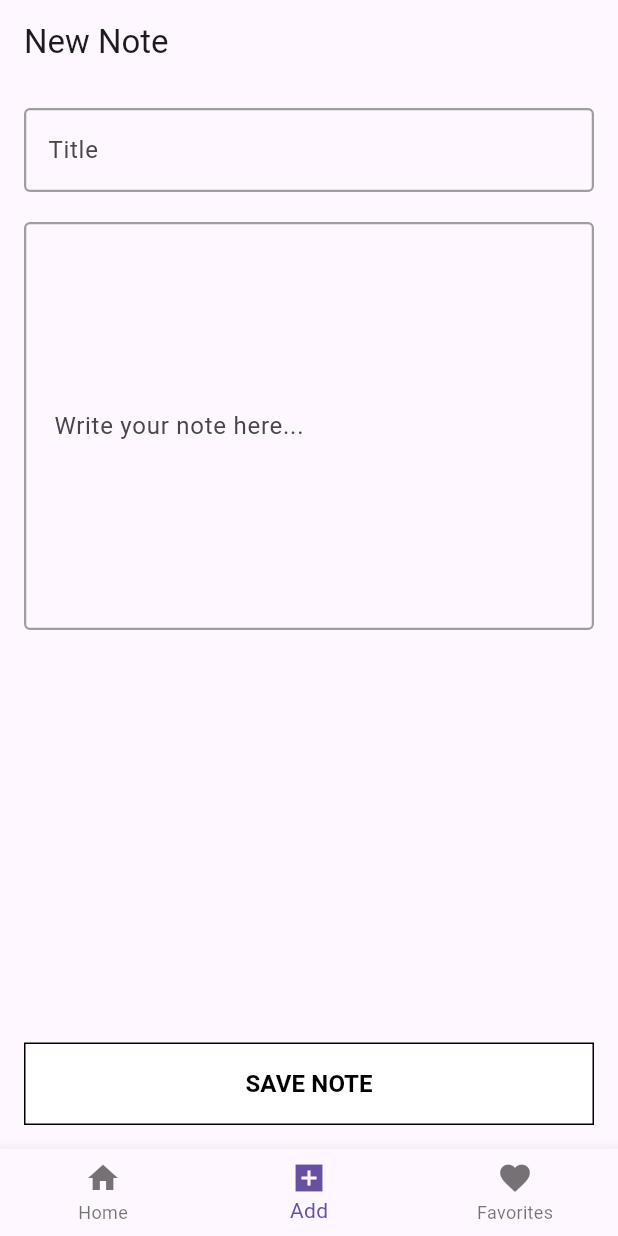
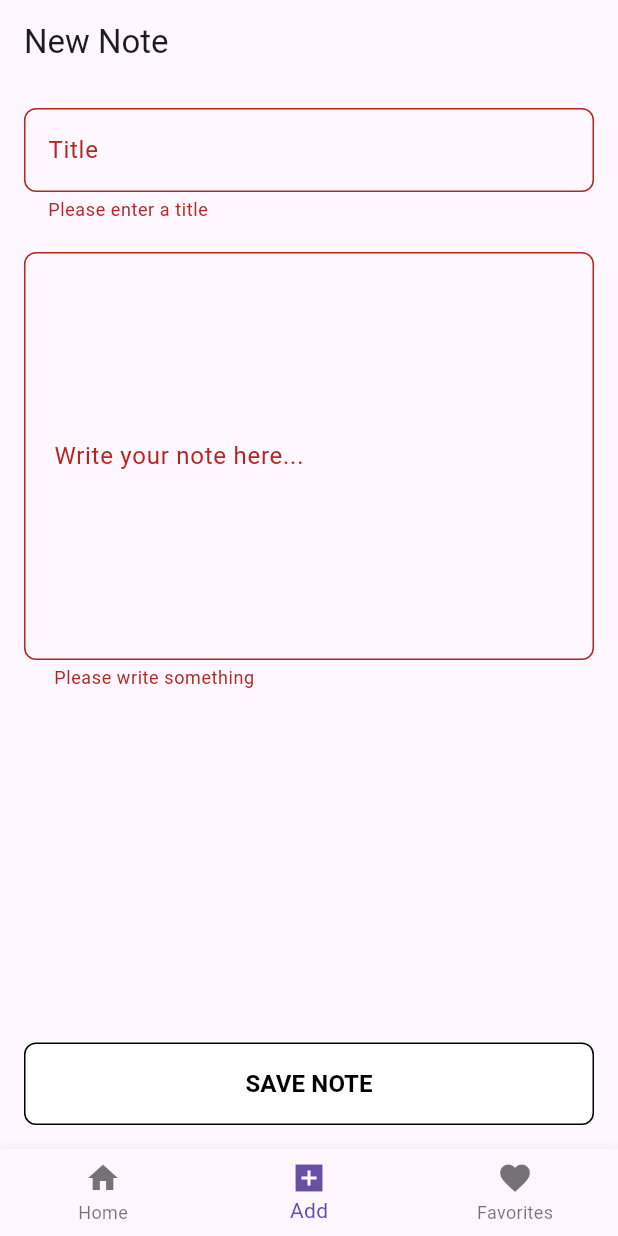
Before and after one commit to malaka96/note-application-mobile-app, a Flutter app: the screen it shows after launch, item 2 of the bottom bar chosen, after a tap on "SAVE NOTE", on a phone screen of 412 x 824 dp. Run offline on Flutter 3.47's test engine with Material 3 defaults, Android fonts, the phone set to English and light mode, and no system bars; network calls fail.

Commit message:
completed create note

```diff
--- a/lib/models/note.dart
+++ b/lib/models/note.dart
@@ -2,14 +2,15 @@ class Note {
   int id;
   String title;
   String body;
+  bool isFavorite;
 
-  Note({required this.id, required this.title, required this.body});
+  Note({required this.id, required this.title, required this.body, required this.isFavorite});
 
   factory Note.fromJson(Map<String, dynamic> json) {
-    return Note(id: json["id"], title: json["title"], body: json["body"]);
+    return Note(id: json["id"], title: json["title"], body: json["body"], isFavorite: json["favorite"]);
   }
 
   Map<String, dynamic> toJson() {
-    return {"id": id, "title": title, "body": body};
+    return {"id": id, "title": title, "body": body, "isFavorite": isFavorite};
   }
 }
--- a/lib/pages/add_page.dart
+++ b/lib/pages/add_page.dart
@@ -1,4 +1,5 @@
 import 'package:flutter/material.dart';
+import 'package:note_application_mobile_app/services/api_services.dart';
 
 class AddPage extends StatefulWidget {
   const AddPage({super.key});
@@ -20,10 +21,26 @@ class _AddPageState extends State<AddPage> {
     super.dispose();
   }
 
-
-
-  void _saveNote() {
-
+  Future<void> _saveNote() async {
+    if (_formKey.currentState?.validate() ?? false) {
+      try {
+        await ApiServices().createNote(
+          _titleController.text,
+          _bodyController.text,
+        );
+        _titleController.clear();
+        _bodyController.clear();
+        if (!mounted) return;
+        ScaffoldMessenger.of(
+          context,
+        ).showSnackBar(const SnackBar(content: Text("Note created")));
+      } catch (e) {
+        if (!mounted) return;
+        ScaffoldMessenger.of(context).showSnackBar(
+          const SnackBar(content: Text("Failed to create a new note")),
+        );
+      }
+    }
   }
 
   @override
@@ -42,21 +59,23 @@ class _AddPageState extends State<AddPage> {
                 controller: _titleController,
                 decoration: InputDecoration(
                   label: Text("Title"),
-                  hintStyle: TextStyle(color: Colors.grey[600]),
                   border: OutlineInputBorder(
                     borderSide: const BorderSide(
                       color: Colors.grey,
                       width: 1.5,
                     ),
+                    borderRadius: BorderRadius.circular(8),
                   ),
                   enabledBorder: OutlineInputBorder(
                     borderSide: const BorderSide(
                       color: Colors.grey,
                       width: 1.5,
                     ),
+                    borderRadius: BorderRadius.circular(8),
                   ),
                   focusedBorder: OutlineInputBorder(
                     borderSide: const BorderSide(color: Colors.black, width: 2),
+                    borderRadius: BorderRadius.circular(8),
                   ),
                 ),
                 validator: (value) {
@@ -82,18 +101,21 @@ class _AddPageState extends State<AddPage> {
                         color: Colors.grey,
                         width: 1.5,
                       ),
+                      borderRadius: BorderRadius.circular(8),
                     ),
                     enabledBorder: OutlineInputBorder(
                       borderSide: const BorderSide(
                         color: Colors.grey,
                         width: 1.5,
                       ),
+                      borderRadius: BorderRadius.circular(8),
                     ),
                     focusedBorder: OutlineInputBorder(
                       borderSide: const BorderSide(
                         color: Colors.black,
                         width: 1.5,
                       ),
+                      borderRadius: BorderRadius.circular(8),
                     ),
                     contentPadding: const EdgeInsets.all(16),
                   ),
@@ -116,6 +138,7 @@ class _AddPageState extends State<AddPage> {
                   padding: const EdgeInsets.symmetric(vertical: 16),
                   shape: RoundedRectangleBorder(
                     side: const BorderSide(color: Colors.black),
+                    borderRadius: BorderRadiusGeometry.circular(8),
                   ),
                 ),
                 onPressed: _saveNote,
--- a/lib/widgets/note_card.dart
+++ b/lib/widgets/note_card.dart
@@ -42,7 +42,10 @@ class NoteCard extends StatelessWidget {
     return Padding(
       padding: const EdgeInsets.symmetric(vertical: 8),
       child: Container(
-        decoration: BoxDecoration(border: Border.all(width: 2)),
+        decoration: BoxDecoration(
+          border: Border.all(width: 2),
+          borderRadius: BorderRadius.circular(8),
+        ),
         child: Padding(
           padding: const EdgeInsets.all(8.0),
           child: Column(
```
Also changed, not shown: lib/services/api_services.dart (+26 -3 lines).
